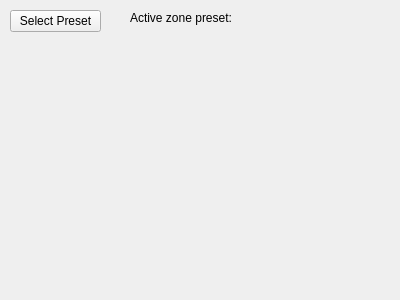
xcoldfyrex/SMAH_RPI_UI, file lightcontrolwidget.ui: the form before one commit.
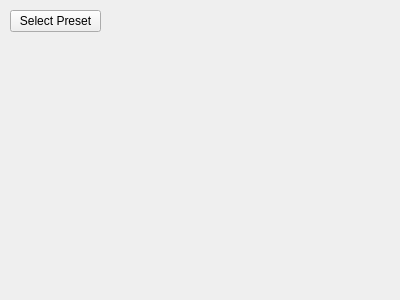
The form after the commit.

```diff
--- a/lightcontrolwidget.ui
+++ b/lightcontrolwidget.ui
@@ -32,19 +32,6 @@
     <string>Select Preset</string>
    </property>
   </widget>
-  <widget class="QLabel" name="lblActivePreset">
-   <property name="geometry">
-    <rect>
-     <x>130</x>
-     <y>10</y>
-     <width>151</width>
-     <height>16</height>
-    </rect>
-   </property>
-   <property name="text">
-    <string>Active zone preset:</string>
-   </property>
-  </widget>
  </widget>
  <resources/>
  <connections/>
```
